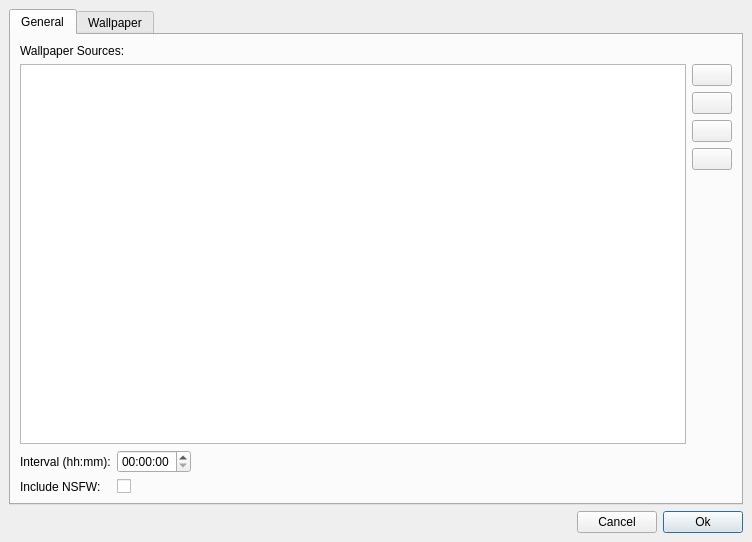
Old version of the form src/main/python/presentation/ui/settings.ui in the repository JakobPer/wpcg-py.
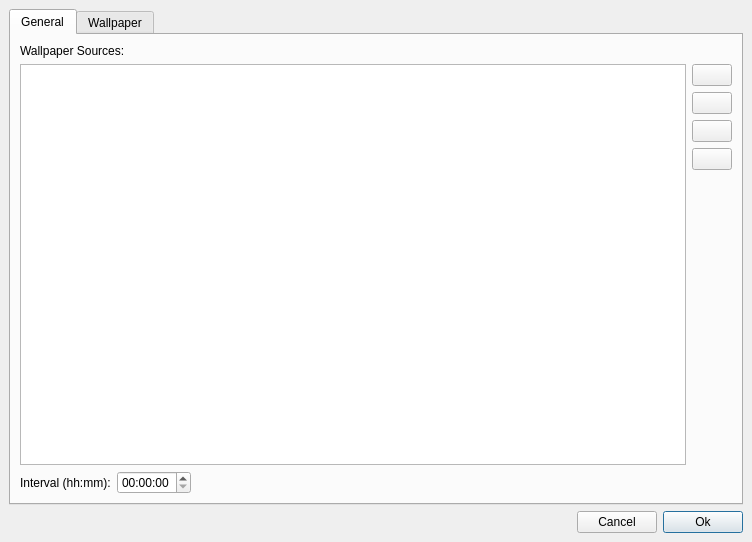
New version of the form. Icons and pictures are not drawn.

Commit message: removed setting

```diff
--- a/src/main/python/presentation/ui/settings.ui
+++ b/src/main/python/presentation/ui/settings.ui
@@ -154,26 +154,6 @@
         </item>
         <item>
          <layout class="QGridLayout" name="gridLayout">
-          <item row="1" column="3">
-           <widget class="QCheckBox" name="cbNSFW">
-            <property name="sizePolicy">
-             <sizepolicy hsizetype="Minimum" vsizetype="Fixed">
-              <horstretch>0</horstretch>
-              <verstretch>0</verstretch>
-             </sizepolicy>
-            </property>
-            <property name="text">
-             <string/>
-            </property>
-           </widget>
-          </item>
-          <item row="1" column="1">
-           <widget class="QLabel" name="label_3">
-            <property name="text">
-             <string>Include NSFW:</string>
-            </property>
-           </widget>
-          </item>
           <item row="0" column="3">
            <widget class="QTimeEdit" name="teInterval">
             <property name="minimumSize">
```
The commit also changes 3 other files.
